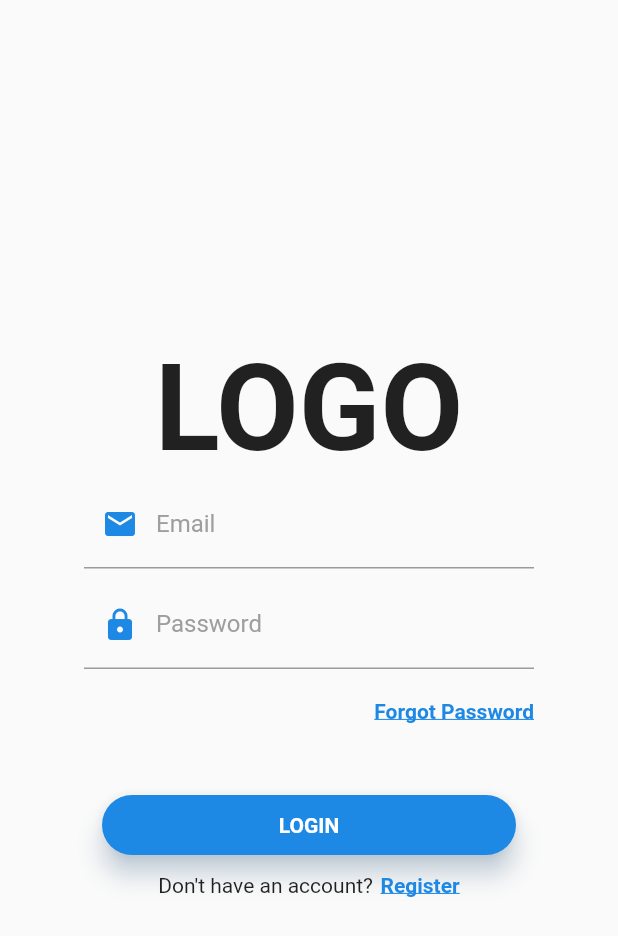
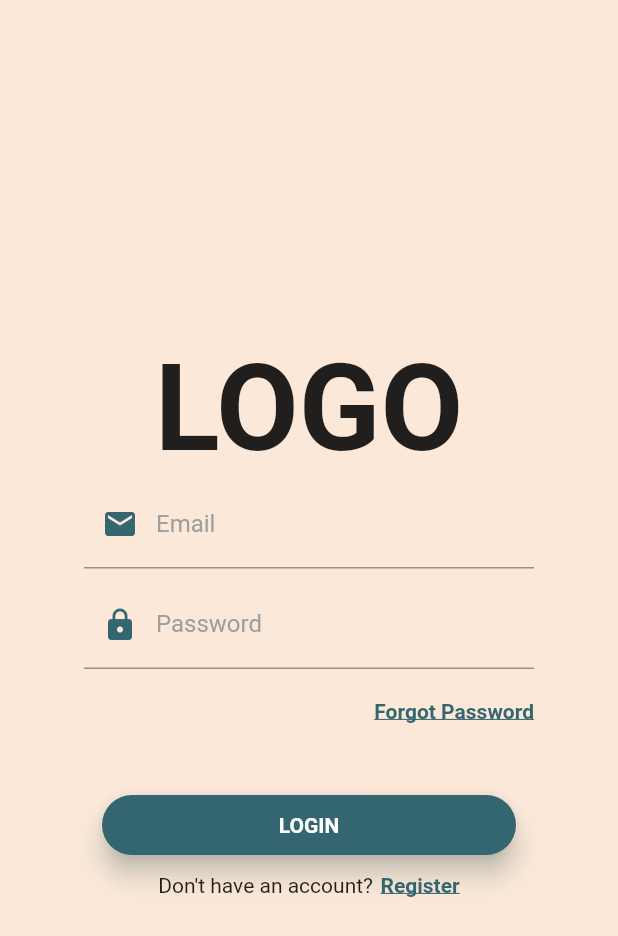
Before and after one commit to FaMiFisH/mobileapp, a Flutter app: the screen it shows after launch, on a phone screen of 412 x 824 dp. Shown: the top 936 px of the screen. Run offline on Flutter 3.47's test engine with Material 2 defaults, Android fonts, the phone set to English and light mode, and no system bars; Roboto replaces fonts that are missing (Montserrat).

Commit message:
added colors

```diff
--- /dev/null
+++ b/lib/assets/constants.dart
@@ -0,0 +1,10 @@
+import 'package:flutter/material.dart';
+
+// light colors
+const Color l_accentColor = const Color(0xFF34666F);
+const Color l_secondaryColor = const Color(0xFF64A2AD);
+const Color l_primaryColor = const Color(0xFF93BDBF);
+const Color l_canvasColor = const Color(0xFFFBE8D9);
+
+const Color shadowColor = const Color(0xFFBFCFC7);
+const Color errorColor = Colors.red;
--- a/lib/interfaces/LoginScreen.dart
+++ b/lib/interfaces/LoginScreen.dart
@@ -148,7 +148,9 @@ class _LoginScreenState extends State<LoginScreen> {
                             color: Theme.of(context).accentColor,
                             elevation: 7.0,
                             child: GestureDetector(
-                                onTap: () {},
+                                onTap: () {
+                                  Navigator.of(context).pushNamed("Home");
+                                },
                                 child: Center(
                                   child: Text("LOGIN",
                                       style: TextStyle(
--- a/lib/main.dart
+++ b/lib/main.dart
@@ -2,6 +2,8 @@ import 'package:flutter/material.dart';
 import 'interfaces/home.dart';
 import 'interfaces/RegisterScreen.dart';
 import 'interfaces/LoginScreen.dart';
+//import 'assets/constants.dart' as constants;
+import 'package:alevelcoursework/assets/constants.dart' as constants;
 
 void main() {
   runApp(MyApp());
@@ -13,17 +15,27 @@ class MyApp extends StatelessWidget {
     return MaterialApp(
         debugShowCheckedModeBanner: false,
         title: "A-level Coursework",
+        // light theme
         theme: ThemeData(
-            primaryColor: Colors.lightBlue[200],
-            accentColor: Colors.blue[600],
-            hintColor: Colors.grey,
-            shadowColor: Colors.blue[100],
-            fontFamily: "Montserrat",
-            textTheme: TextTheme()
+          brightness: Brightness.light,
+          // colors
+          primaryColorLight: constants.l_primaryColor,
+          primaryColorDark: constants.l_secondaryColor,
+          canvasColor: constants.l_canvasColor,
+          accentColor: constants.l_accentColor,
+          hintColor: Colors.grey,
+          shadowColor: constants.shadowColor,
+          errorColor: Colors.red,
 
-            // TODO: dark theme and maybe global padding
-
-            ),
+          // font
+          fontFamily: "Montserrat",
+          textTheme: TextTheme(
+              headline1: TextStyle(fontSize: 72.0, fontWeight: FontWeight.bold),
+              headline2: TextStyle(fontSize: 36.0),
+              bodyText1: TextStyle(fontSize: 14.0)),
+        ),
+        // TODO: dark theme and maybe global padding
+        //darkTheme: ThemeData(),
         routes: <String, WidgetBuilder>{
           "Register": (BuildContext context) => new RegisterScreen(),
           "Home": (BuildContext context) => new HomePage()
```
Also changed, not shown: lib/interfaces/home.dart (+16 -11 lines).
